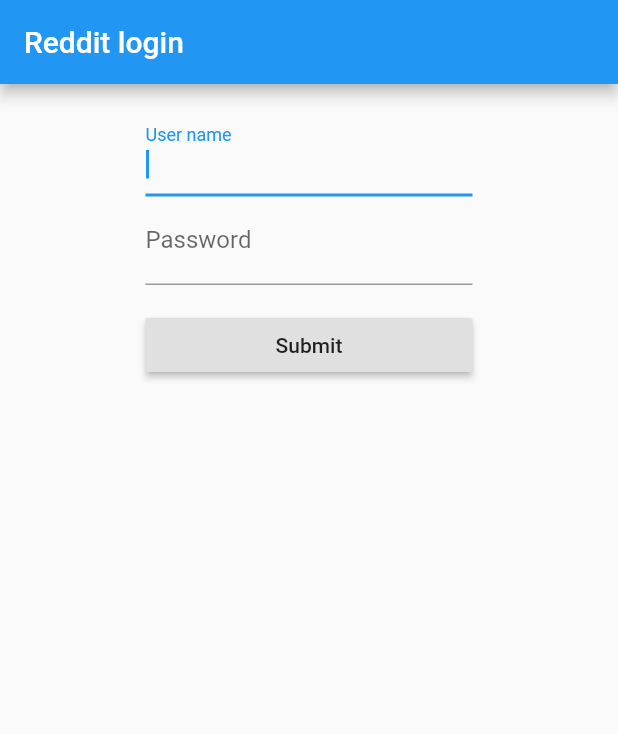
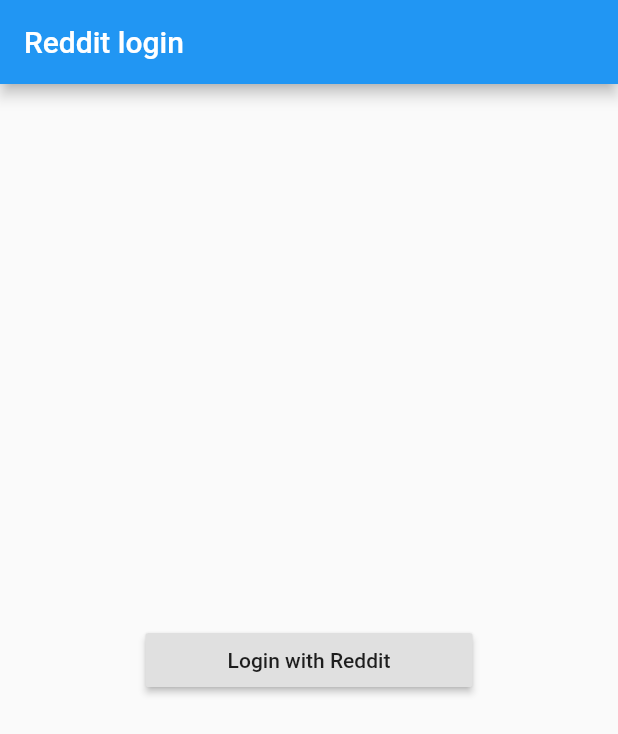
Before and after one commit to humbhenri/reddit_app, a Flutter app: the screen it shows after launch, on a phone screen of 412 x 824 dp. Shown: the top 734 px of the screen. Run offline on Flutter 3.47's test engine with Material 2 defaults, Android fonts, the phone set to English and light mode, and no system bars; missing offline and left inert: flutter_webview_plugin.

Commit message:
oauth reddit

```diff
--- a/lib/login.dart
+++ b/lib/login.dart
@@ -1,4 +1,18 @@
+import 'dart:async';
+
 import 'package:flutter/material.dart';
+import 'package:flutter_webview_plugin/flutter_webview_plugin.dart';
+import 'package:reddit_app/home.dart';
+import 'package:reddit_app/randomstring.dart';
+import 'package:reddit_app/secretloader.dart';
+
+const redirectUri = 'http://www.github.com/humbhenri/reddit_app';
+const scope = 'identity,mysubreddits,read,save,submit,subscribe,edit';
+const kAndroidUserAgent =
+    'Mozilla/5.0 (Linux; Android 6.0; Nexus 5 Build/MRA58N) AppleWebKit/537.36 (KHTML, like Gecko) Chrome/62.0.3202.94 Mobile Safari/537.36';
+const authURL =
+    'https://www.reddit.com/api/v1/authorize.compact?response_type=code&'
+    'redirect_uri=$redirectUri&duration=temporary&scope=$scope';
 
 class LoginPage extends StatefulWidget {
   @override
@@ -6,15 +20,55 @@ class LoginPage extends StatefulWidget {
 }
 
 class _LoginPageState extends State<LoginPage> {
-  String _username;
-  String _password;
-  final _formKey = GlobalKey<FormState>();
+  final _flutterWebviewPlugin = new FlutterWebviewPlugin();
+  String _code;
 
-  String _notEmpty(String value) {
-    if (value.isEmpty) {
-      return 'Cannot be empty';
+  String _randomString;
+
+  StreamSubscription<String> _onUrlChanged;
+
+  _LoginPageState() {
+    _randomString = new RandomString(10).string;
   }
-    return null;
+
+  @override
+  void initState() {
+    super.initState();
+    _onUrlChanged = _flutterWebviewPlugin.onUrlChanged.listen((String url) {
+      if (mounted) {
+        print('Url changed: $url');
+        final uri = Uri.dataFromString(url);
+        print('Uri query segment ${uri.queryParameters}');
+        final query = uri.queryParameters;
+        if (query['state'] == _randomString && query.containsKey('code')) {
+          print('Auth successful');
+          _code = query['code'];
+          _flutterWebviewPlugin.close();
+          Navigator.push(context,
+              MaterialPageRoute(builder: (context) => HomePage(_code)));
+        }
+      }
+    });
+  }
+
+  Future<void> _launchAuthUrl() async {
+    Secret secret =
+        await SecretLoader(secretPath: 'assets/secrets.json').load();
+    String url = authURL + '&client_id=${secret.apiKey}&state=$_randomString';
+    _flutterWebviewPlugin.launch(
+      url,
+      withJavascript: true,
+      userAgent: kAndroidUserAgent,
+      rect: Rect.fromLTWH(0.0, 0.0, MediaQuery.of(context).size.width,
+          MediaQuery.of(context).size.height),
+    );
+  }
+
+  @override
+  void dispose() {
+    _onUrlChanged.cancel();
+    _flutterWebviewPlugin.dispose();
+    super.dispose();
   }
 
   @override
@@ -27,38 +81,15 @@ class _LoginPageState extends State<LoginPage> {
         child: Container(
             width: 250.0,
             padding: EdgeInsets.all(16.0),
-          child: Form(
-              key: _formKey,
-              child: ListView(
-                children: <Widget>[
-                  TextFormField(
-                    autofocus: true,
-                    validator: _notEmpty,
-                    decoration: InputDecoration(
-                      labelText: 'User name',
-                    ),
-                  ),
-                  TextFormField(
-                    obscureText: true,
-                    validator: _notEmpty,
-                    decoration: InputDecoration(
-                      labelText: 'Password',
-                    ),
-                  ),
-                  Padding(
+            child: Padding(
               padding: EdgeInsets.symmetric(vertical: 16.0),
               child: RaisedButton(
                 onPressed: () {
-                        if (_formKey.currentState.validate()) {
-                          // do login
-                        }
+                  _launchAuthUrl();
                 },
-                      child: Text('Submit'),
+                child: Text('Login with Reddit'),
               ),
-                  )
-                ],
             )),
-        ),
       ),
     );
   }
--- /dev/null
+++ b/lib/randomstring.dart
@@ -0,0 +1,15 @@
+import 'dart:math';
+
+const ASCII_START = 65;
+const ASCII_END = 122;
+
+class RandomString {
+  String string;
+
+  RandomString(int length) {
+    string = String.fromCharCodes(List.generate(length, (index) {
+      final rand = new Random();
+      return ((ASCII_END - ASCII_START) * rand.nextDouble()).toInt() + ASCII_START;
+    }));
+  }
+}
--- /dev/null
+++ b/lib/secretloader.dart
@@ -0,0 +1,26 @@
+import 'dart:async' show Future;
+import 'dart:convert' show json;
+import 'package:flutter/services.dart' show rootBundle;
+
+class SecretLoader {
+  final String secretPath;
+
+  SecretLoader({this.secretPath});
+  Future<Secret> load() {
+    return rootBundle.loadStructuredData<Secret>(this.secretPath,
+        (jsonStr) async {
+      final secret = Secret.fromJson(json.decode(jsonStr));
+      return secret;
+    });
+  }
+}
+
+class Secret {
+  final String apiKey;
+
+  Secret({this.apiKey = ""});
+
+  factory Secret.fromJson(Map<String, dynamic> jsonMap) {
+    return new Secret(apiKey: jsonMap["api_key"]);
+  }
+}
--- a/pubspec.yaml
+++ b/pubspec.yaml
@@ -22,6 +22,8 @@ dependencies:
 
   oauth2: any
 
+  flutter_webview_plugin: 0.2.1+2
+
 dev_dependencies:
   flutter_test:
     sdk: flutter
@@ -37,6 +39,9 @@ flutter:
   # included with your application, so that you can use the icons in
   # the material Icons class.
   uses-material-design: true
+
+  assets:
+    - assets/secrets.json
 
   # To add assets to your application, add an assets section, like this:
   # assets:
```
Also changed, not shown: lib/home.dart (added, +19 -0 lines), pubspec.lock, 3 other files. Lines whose indentation alone changed are shown as unchanged.
